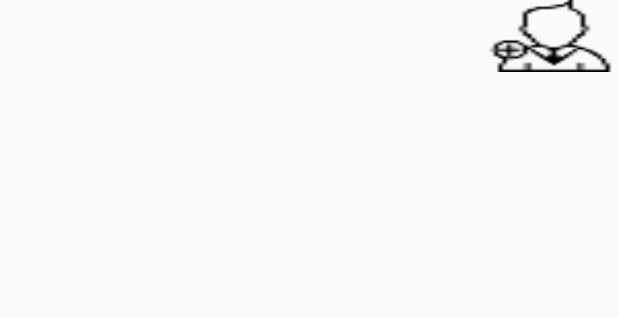
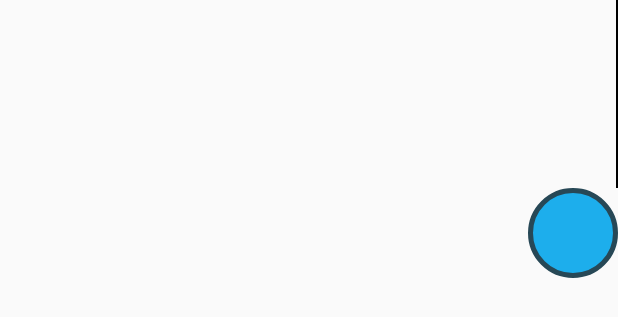
Before and after one commit to vikkyconer/Hisab, an Android app: the layout add_friends_fragment.xml on its own in the app's theme, with its tools: preview values and no code run, on a phone screen of 412 x 824 dp. Shown: the top 317 px of the screen. Run offline under Robolectric (Android 15) with nearby library versions, the phone set to English and light mode, and no system bars.

Commit message:
changed the look of mainScreen and AddFriendsScreen

```diff
--- a/app/src/main/java/com/example/vikky/hisab/AddFriendsActivity.java
+++ b/app/src/main/java/com/example/vikky/hisab/AddFriendsActivity.java
@@ -23,6 +23,7 @@ public class AddFriendsActivity extends ActionBarActivity {
         super.onCreate(savedInstanceState);
         setContentView(R.layout.activity_add_friends);
         Log.i("AddFriendsActivity", "in onCreate");
+        getSupportActionBar().hide();
 
         new AddFriendsPresenter(addFriendsView(), addFriendsModel());
     }
--- a/app/src/main/java/com/example/vikky/hisab/AddFriendsFragment.java
+++ b/app/src/main/java/com/example/vikky/hisab/AddFriendsFragment.java
@@ -27,7 +27,9 @@ import rx.subjects.BehaviorSubject;
  */
 public class AddFriendsFragment extends Fragment implements AddFriendsView, View.OnClickListener {
     private View addFriendsRootFragment;
-    private Button addFriends, enterExpenses, compute;
+    private TextView addFriends;
+    private Button enterExpenses;
+    private Button compute;
     private Friend friend;
     private ArrayList<String> friends;
     TextView names, firstLetter;
@@ -73,7 +75,7 @@ public class AddFriendsFragment extends Fragment implements AddFriendsView, View
     }
 
     private void initializeViews(View view) {
-        addFriends = (Button) view.findViewById(R.id.add_friends);
+        addFriends = (TextView) view.findViewById(R.id.add_friends);
         names = (TextView) view.findViewById(R.id.first_name);
         firstLetter = (TextView) view.findViewById(R.id.names_first_letter);
         listFriends = (RelativeLayout) view.findViewById(R.id.list_friends);
--- a/app/src/main/java/com/example/vikky/hisab/MainScreenFragment.java
+++ b/app/src/main/java/com/example/vikky/hisab/MainScreenFragment.java
@@ -33,7 +33,7 @@ public class MainScreenFragment extends Fragment implements MainScreenView, View
     Place place;
     public LinkedList<Place> placesList;
     View mainScreenRootFragment;
-    Button addPlace;
+    TextView addPlace;
     RecyclerView recyclerView;
     LinearLayoutManager linearLayoutManager;
     TextView venueDate;
@@ -83,7 +83,7 @@ public class MainScreenFragment extends Fragment implements MainScreenView, View
 
     private void initializeViews(View view) {
         Log.i("MainScreenFragment", "in initializeViews");
-        addPlace = (Button) view.findViewById(R.id.add_place);
+        addPlace = (TextView) view.findViewById(R.id.add_place);
         recyclerView = (RecyclerView) view.findViewById(R.id.rv);
         venueDate = (TextView) view.findViewById(R.id.venue_date);
         linearLayoutManager = new LinearLayoutManager(getActivity());
--- a/app/src/main/res/layout/add_friends_fragment.xml
+++ b/app/src/main/res/layout/add_friends_fragment.xml
@@ -6,49 +6,62 @@
     <LinearLayout
         android:layout_width="match_parent"
         android:layout_height="match_parent"
-        android:orientation="vertical"
-        android:weightSum="2">
+        android:orientation="vertical">
 
-        <LinearLayout
-            android:id="@+id/friends_name_container"
+        <HorizontalScrollView
             android:layout_width="match_parent"
-            android:layout_height="match_parent"
-            android:layout_weight="1"
-            android:orientation="horizontal"
-            android:padding="4dp">
+            android:layout_height="150dp">
 
-
-        </LinearLayout>
+            <LinearLayout
+                android:id="@+id/friends_name_container"
+                android:layout_width="match_parent"
+                android:layout_height="150dp"
+                android:orientation="horizontal"
+                android:padding="4dp"></LinearLayout>
+        </HorizontalScrollView>
 
         <android.support.v7.widget.RecyclerView
             android:id="@+id/details"
             android:layout_width="match_parent"
-            android:layout_height="match_parent"
-            android:layout_weight="1"></android.support.v7.widget.RecyclerView>
+            android:layout_height="match_parent"></android.support.v7.widget.RecyclerView>
     </LinearLayout>
 
-    <Button
+    <View
+        android:id="@+id/below_this"
+        android:layout_width="1dp"
+        android:layout_height="125dp"
+        android:layout_alignParentRight="true"
+        android:background="@color/black" />
+
+    <TextView
         android:id="@+id/add_friends"
         android:layout_width="wrap_content"
         android:layout_height="wrap_content"
         android:layout_alignParentRight="true"
-        android:background="@drawable/add_people" />
+        android:layout_below="@id/below_this"
+        android:background="@drawable/textview_design" />
 
     <Button
         android:id="@+id/enter_expenses"
         android:layout_width="wrap_content"
         android:layout_height="wrap_content"
+        android:layout_alignParentBottom="true"
         android:layout_alignParentRight="true"
-        android:layout_below="@id/add_friends"
-        android:text="expenses"
+        android:background="@drawable/textview_design"
+        android:padding="10dp"
+        android:text="EXPENSES"
+        android:typeface="serif"
         android:visibility="gone" />
 
     <Button
         android:id="@+id/compute"
         android:layout_width="wrap_content"
         android:layout_height="wrap_content"
-        android:layout_alignParentRight="true"
-        android:layout_below="@id/enter_expenses"
-        android:text="compute"
+        android:layout_alignParentBottom="true"
+        android:layout_toLeftOf="@id/enter_expenses"
+        android:background="@drawable/textview_design"
+        android:padding="10dp"
+        android:text="COMPUTE"
+        android:typeface="serif"
         android:visibility="gone" />
 </RelativeLayout>
--- a/app/src/main/res/layout/show_friends_name.xml
+++ b/app/src/main/res/layout/show_friends_name.xml
@@ -19,7 +19,8 @@
             android:gravity="center_vertical|center_horizontal"
             android:text="V"
             android:textColor="@color/white"
-            android:textSize="35sp" />
+            android:textSize="35sp"
+            android:typeface="serif" />
 
         <TextView
             android:id="@+id/first_name"
@@ -27,8 +28,9 @@
             android:layout_height="wrap_content"
             android:layout_below="@id/names_first_letter"
             android:layout_centerInParent="true"
+            android:text="vikas"
             android:textColor="@color/white"
-            android:text="vikas" />
+            android:typeface="serif" />
     </RelativeLayout>
 
 </RelativeLayout>
```
Also changed, not shown: app/src/main/java/com/example/vikky/hisab/MainScreenActivity.java (+1 -47 lines), app/src/main/res/layout/activity_add_friends.xml (+16 -1 lines), app/src/main/res/layout/activity_main_screen.xml (+14 -0 lines), app/src/main/res/layout/card_transaction_details.xml (+43 -36 lines), app/src/main/res/layout/main_screen_fragment.xml (+10 -3 lines).
